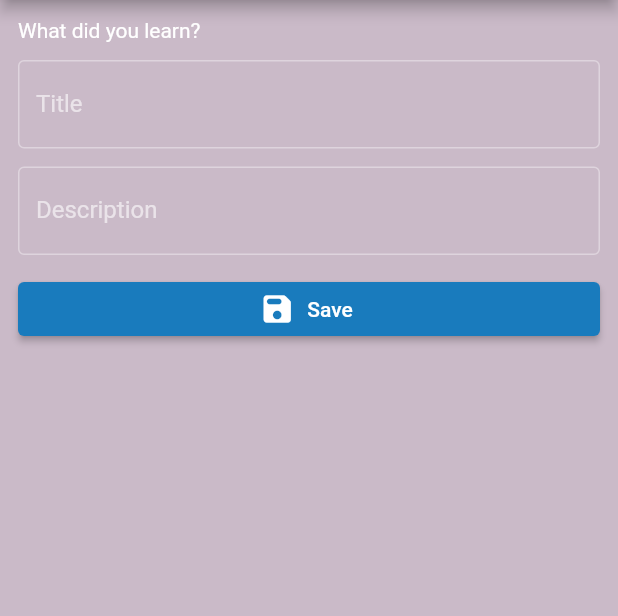
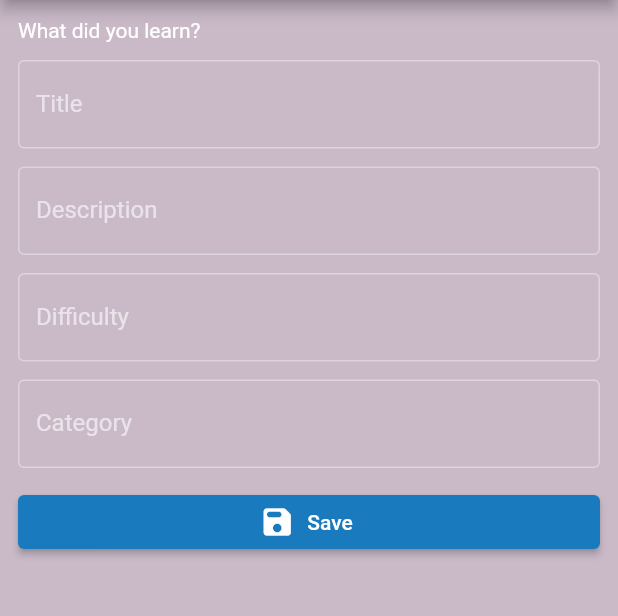
Before and after one commit to inf0rmatix/today_i_learned, a Flutter app: the _CreateLearningPageView screen opened directly, on a phone screen of 412 x 824 dp, the part 84-700 px from its top. Run offline on Flutter 3.47's test engine with Material 2 defaults, Android fonts, the phone set to English and light mode, and no system bars; our stand-ins replace bloc, easy_localization, flutter_bloc, freezed_annotation, go_router; generated files the repository leaves out were written again; statements that could not run were skipped.

Commit message:
extracting custom text form field, adding category and difficulty input

```diff
--- /dev/null
+++ b/lib/src/core/widgets/custom_text_form_field.dart
@@ -0,0 +1,16 @@
+import 'package:flutter/material.dart';
+
+class CustomTextFormField extends TextFormField {
+  CustomTextFormField({
+    Key? key,
+    required String label,
+    void Function(String)? onChanged,
+  }) : super(
+          key: key,
+          decoration: InputDecoration(
+            border: const OutlineInputBorder(),
+            label: Text(label),
+          ),
+          onChanged: onChanged,
+        );
+}
--- a/lib/src/core/widgets/widgets.dart
+++ b/lib/src/core/widgets/widgets.dart
@@ -1 +1,2 @@
 export 'custom_text.dart';
+export 'custom_text_form_field.dart';
--- a/lib/src/create_learning/blocs/create_learning/create_learning_cubit.dart
+++ b/lib/src/create_learning/blocs/create_learning/create_learning_cubit.dart
@@ -59,4 +59,12 @@ class CreateLearningCubit extends Cubit<CreateLearningState> {
       ),
     );
   }
+
+  void changeDifficulty(String difficulty) {
+    emit(state.copyWith(difficulty: difficulty));
+  }
+
+  void changeCategory(String category) {
+    emit(state.copyWith(category: category));
+  }
 }
--- a/lib/src/create_learning/blocs/create_learning/create_learning_state.dart
+++ b/lib/src/create_learning/blocs/create_learning/create_learning_state.dart
@@ -3,8 +3,11 @@ part of 'create_learning_cubit.dart';
 @freezed
 class CreateLearningState with _$CreateLearningState {
   const factory CreateLearningState({
+    // TODO(1nf0rmatx): use the model for learning
     @Default('') String title,
     @Default('') String description,
+    @Default('') String difficulty,
+    @Default('') String category,
     @Default(false) bool isLoading,
     LearningModel? learning,
   }) = _CreateLearningState;
--- a/lib/src/create_learning/views/create_learning_page.dart
+++ b/lib/src/create_learning/views/create_learning_page.dart
@@ -35,23 +35,31 @@ class _CreateLearningPageView extends StatelessWidget {
               children: [
                 const Text('What did you learn?'),
                 const SizedBox(height: AppSpacing.L),
-                TextFormField(
-                  decoration: const InputDecoration(
-                    border: OutlineInputBorder(),
-                    label: Text('Title'),
-                  ),
+                CustomTextFormField(
+                  label: 'Title',
                   onChanged: (title) =>
                       context.read<CreateLearningCubit>().changeTitle(title),
                 ),
                 const SizedBox(height: AppSpacing.L),
-                TextFormField(
-                  decoration: const InputDecoration(
-                    border: OutlineInputBorder(),
-                    label: Text('Description'),
-                  ),
+                CustomTextFormField(
+                  label: 'Description',
                   onChanged: (description) => context
                       .read<CreateLearningCubit>()
                       .changeDescription(description),
+                ),
+                const SizedBox(height: AppSpacing.L),
+                CustomTextFormField(
+                  label: 'Difficulty',
+                  onChanged: (description) => context
+                      .read<CreateLearningCubit>()
+                      .changeDifficulty(description),
+                ),
+                const SizedBox(height: AppSpacing.L),
+                CustomTextFormField(
+                  label: 'Category',
+                  onChanged: (description) => context
+                      .read<CreateLearningCubit>()
+                      .changeCategory(description),
                 ),
                 const SizedBox(height: AppSpacing.L),
                 ElevatedButton.icon(
```
